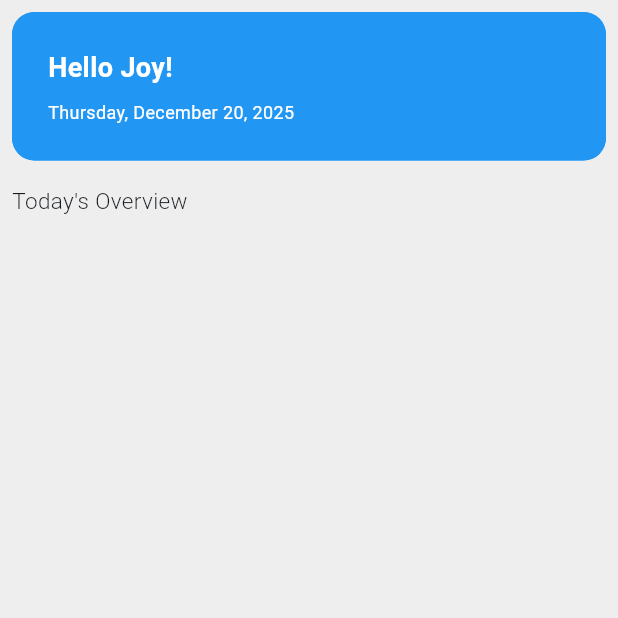
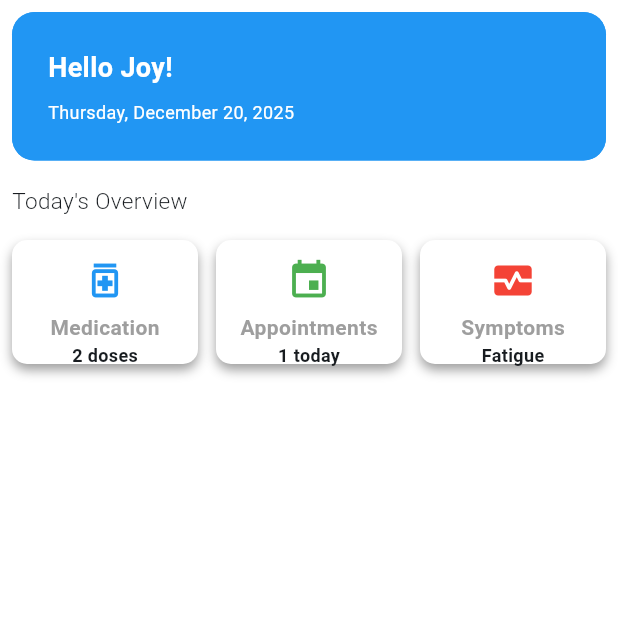
Before and after one commit to JoyObidife/myhealthdiary_app, a Flutter app: the HomePage screen opened directly, on a phone screen of 412 x 824 dp, the top half of it. Run offline on Flutter 3.47's test engine with Material 3 defaults, Android fonts, the phone set to English and light mode, and no system bars.

Commit message:
25TH Dec

```diff
--- a/lib/pages/home_page.dart
+++ b/lib/pages/home_page.dart
@@ -1,4 +1,5 @@
 import 'package:flutter/material.dart';
+import 'package:myhealthdiary_app/widget/selection_grid_item.dart';
 
 class HomePage extends StatefulWidget {
   const HomePage({super.key});
@@ -11,7 +12,7 @@ class _HomePageState extends State<HomePage> {
   @override
   Widget build(BuildContext context) {
     return Scaffold(
-      backgroundColor: Colors.grey.shade200,
+      backgroundColor: Colors.white,
       body: SingleChildScrollView(
         child: Padding(
           padding: const EdgeInsets.all(8.0),
@@ -51,10 +52,13 @@ class _HomePageState extends State<HomePage> {
                 "Today's Overview",
                 style: TextStyle(fontSize: 15, fontWeight: FontWeight.w300),
               ),
+               SizedBox(height: 16),
+               SelectionGridItem(),
             ],
           ),
 
         ),
+
       ),
     );
   }
--- /dev/null
+++ b/lib/widget/selection_grid_item.dart
@@ -0,0 +1,87 @@
+
+import 'package:flutter/material.dart';
+
+class SelectionGridItem extends StatelessWidget {
+  const SelectionGridItem({super.key});
+
+  static final List<GridItem> gridItems = [
+    GridItem(
+      title: 'Medication',
+      icon: Icons.medication_outlined,
+      color: Colors.blue,
+      value: '2 doses',
+    ),
+    GridItem(
+      title: 'Appointments',
+      icon: Icons.event,
+      color: Colors.green,
+      value: '1 today',
+    ),
+    GridItem(
+      title: 'Symptoms',
+      icon: Icons.monitor_heart,
+      color: Colors.red,
+      value: 'Fatigue',
+    ),
+  ];
+
+  @override
+  Widget build(BuildContext context) {
+    return GridView.builder(
+      shrinkWrap: true,
+      physics: const NeverScrollableScrollPhysics(),
+      gridDelegate: const SliverGridDelegateWithFixedCrossAxisCount(
+        crossAxisCount: 3,
+        crossAxisSpacing: 12,
+        mainAxisSpacing: 12,
+        childAspectRatio: 1.5
+      ),
+      itemCount: gridItems.length,
+      itemBuilder: (context, index) {
+        final item = gridItems[index];
+
+        return Container(
+          padding: const EdgeInsets.all(12),
+          decoration: BoxDecoration(
+            color: Colors.white,
+            borderRadius: BorderRadius.circular(10),
+            boxShadow: [
+              BoxShadow(
+                color: Colors.grey,
+                blurRadius: 6,
+                offset: const Offset(0, 4),
+              ),
+            ],
+          ),
+          child: Column(
+            mainAxisAlignment: MainAxisAlignment.center,
+            children: [
+              Icon(item.icon, color: item.color, size: 30),
+              const SizedBox(height: 6),
+              Text(
+                item.title,
+                style: const TextStyle(color: Colors.grey, fontWeight: FontWeight.w600),
+              ),
+              Text(
+                item.value,
+                style: const TextStyle(fontSize: 12, fontWeight: FontWeight.bold),
+              ),
+            ],
+          ),
+        );
+      },
+    );
+  }
+}
+class GridItem {
+  final String title;
+  final IconData icon;
+  final  Color color;
+  final String value;
+
+  GridItem({
+    required this.title,
+    required this.icon,
+    required this.value, required this.color,
+  });
+}
```
